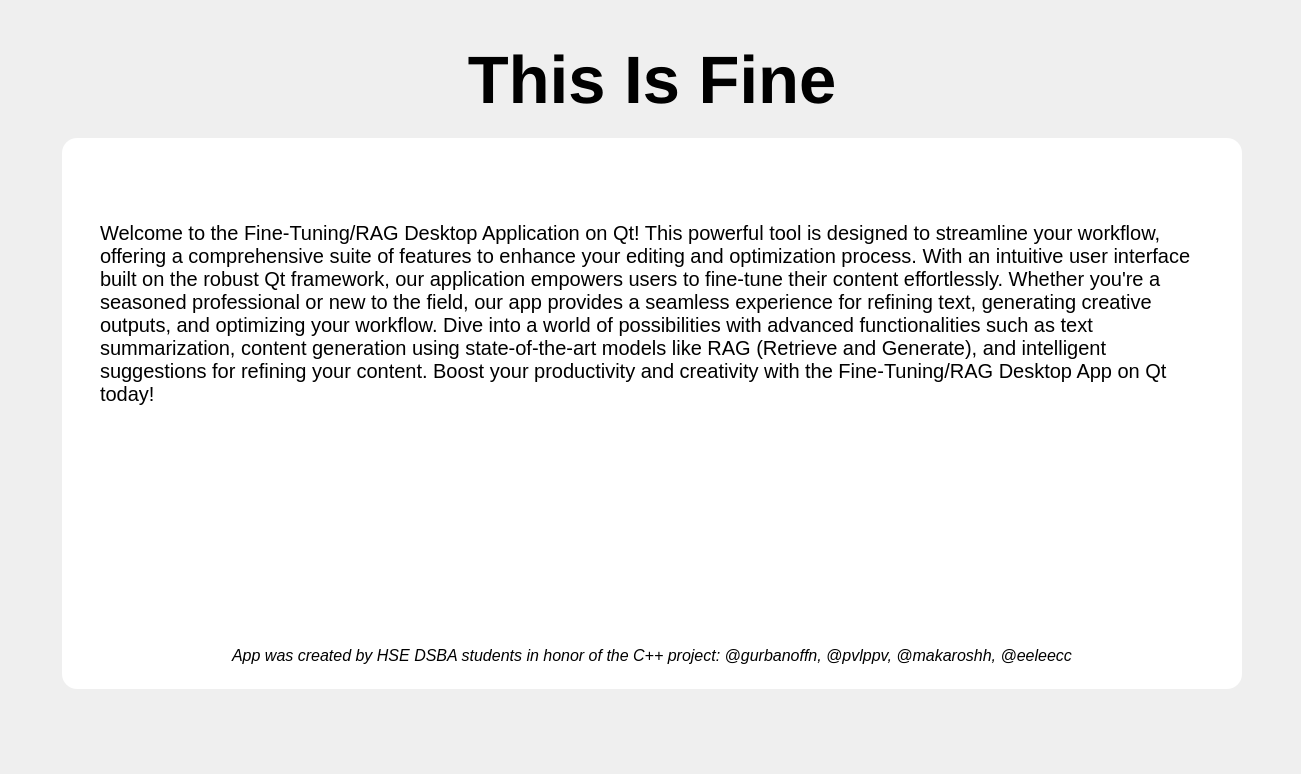
Above: mainwindow.ui from HSE-DSBA-233/this-is-fine-client before the change. Below: the same form after it.
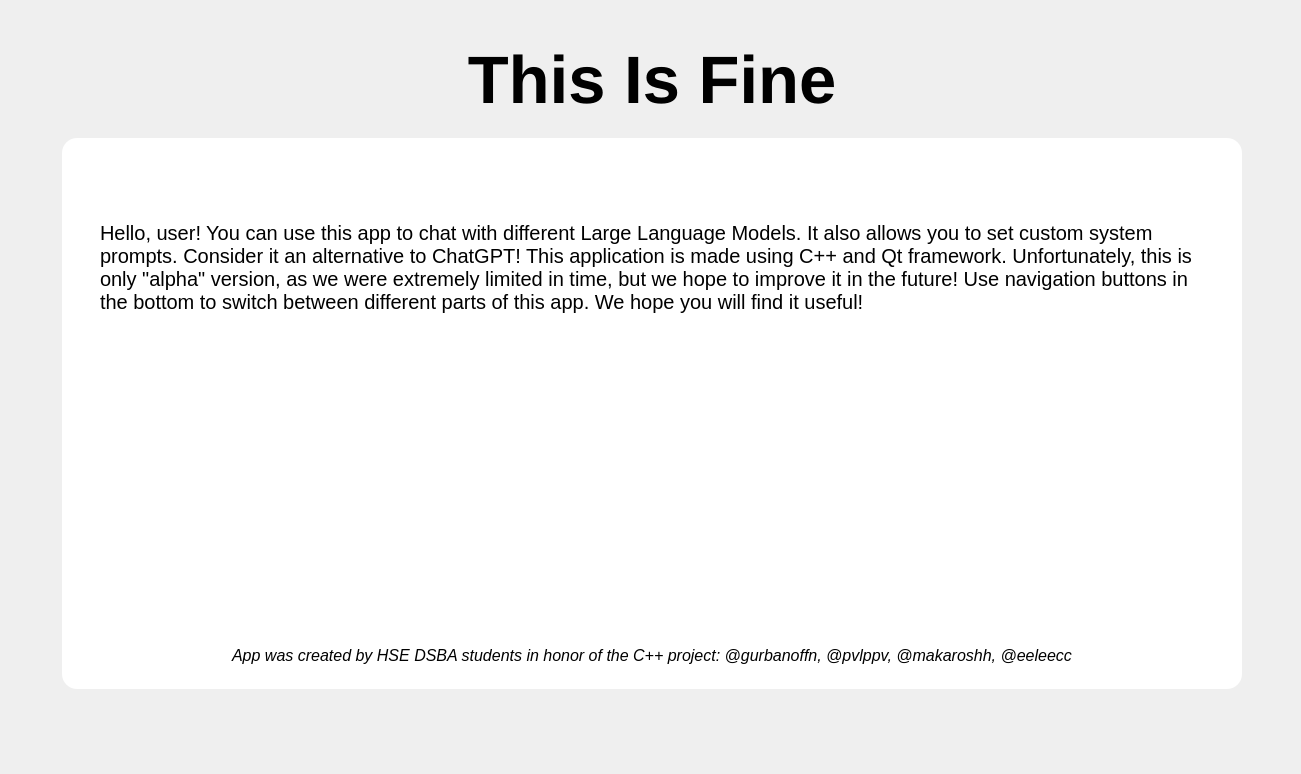
That is the form after the change. The open tabs and pages were chosen to show the change. Icons and pictures are not drawn.

What changed in the file:
```diff
--- a/mainwindow.ui
+++ b/mainwindow.ui
@@ -154,8 +154,7 @@
                  <cursorShape>IBeamCursor</cursorShape>
                 </property>
                 <property name="text">
-                 <string>Welcome to the Fine-Tuning/RAG Desktop Application on Qt! This powerful tool is designed to streamline your workflow, offering a comprehensive suite of features to enhance your editing and optimization process. With an intuitive user interface built on the robust Qt framework, our application empowers users to fine-tune their content effortlessly. Whether you're a seasoned professional or new to the field, our app provides a seamless experience for refining text, generating creative outputs, and optimizing your workflow. Dive into a world of possibilities with advanced functionalities such as text summarization, content generation using state-of-the-art models like RAG (Retrieve and Generate), and intelligent suggestions for refining your content. Boost your productivity and creativity with the Fine-Tuning/RAG Desktop App on Qt today!
-
+                 <string>Hello, user! You can use this app to chat with different Large Language Models. It also allows you to set custom system prompts. Consider it an alternative to ChatGPT! This application is made using C++ and Qt framework. Unfortunately, this is only "alpha" version, as we were extremely limited in time, but we hope to improve it in the future! Use navigation buttons in the bottom to switch between different parts of this app. We hope you will find it useful!
 </string>
                 </property>
                 <property name="alignment">
```
